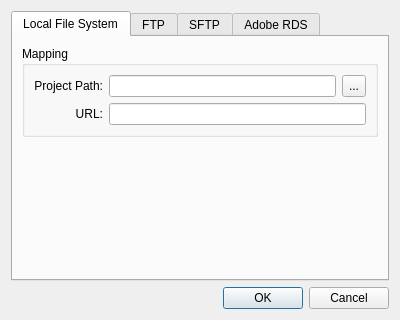
This is src/cfeditor/qprojectproperties.ui in bokic/mkfusion as Qt 5 draws it before an edit. The edited form follows.
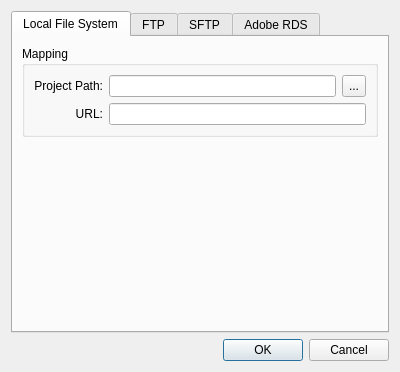
This is the edited form.

Commit message: Update editwidget (mouse press2); mod_mkfusion.pro update; cfeditor ui update;

The edit to the form file:
```diff
--- a/src/cfeditor/qprojectproperties.ui
+++ b/src/cfeditor/qprojectproperties.ui
@@ -10,19 +10,19 @@
     <x>0</x>
     <y>0</y>
     <width>400</width>
-    <height>320</height>
+    <height>372</height>
    </rect>
   </property>
   <property name="minimumSize">
    <size>
     <width>300</width>
-    <height>320</height>
+    <height>372</height>
    </size>
   </property>
   <property name="maximumSize">
    <size>
     <width>16777215</width>
-    <height>320</height>
+    <height>373</height>
    </size>
   </property>
   <property name="windowTitle">
```
The commit also changes 4 other files.
